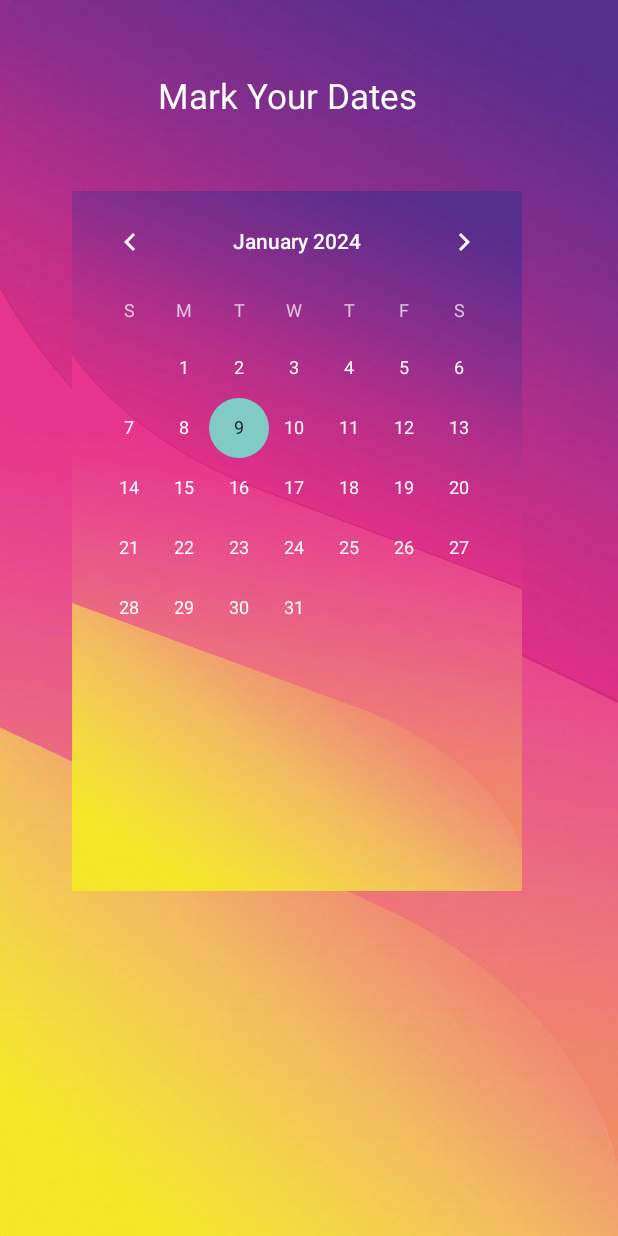
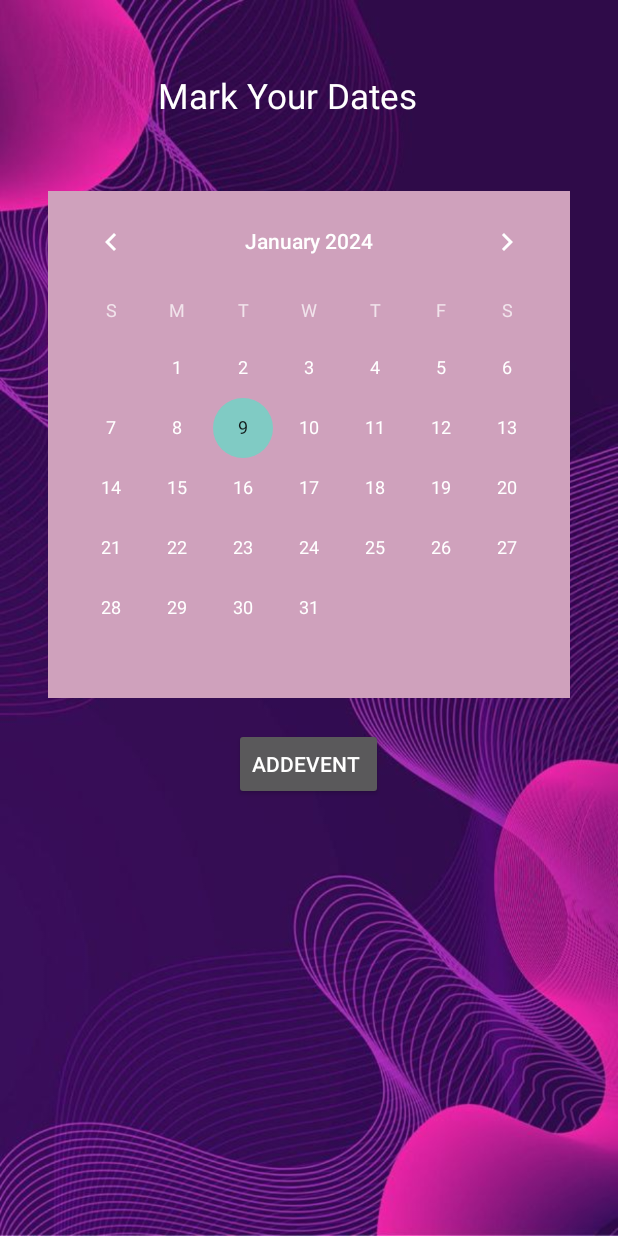
Before and after one commit to MansiBhayade/EventPro, an Android app: the layout calender.xml on its own in the app's theme, with its tools: preview values and no code run, on a phone screen of 412 x 824 dp. Run offline under Robolectric (Android 15) with nearby library versions, the phone set to English and light mode, and no system bars.

Commit message:
Update files

```diff
--- a/app/src/main/res/layout/calender.xml
+++ b/app/src/main/res/layout/calender.xml
@@ -4,35 +4,38 @@
     xmlns:tools="http://schemas.android.com/tools"
     android:layout_width="match_parent"
     android:layout_height="match_parent"
-    tools:context=".MainActivity"
+    android:background="@drawable/img4"
     android:orientation="vertical"
-    android:background="@drawable/img1"
-    >
+    tools:context=".MainActivity">
 
     <TextView
         android:id="@+id/myDate"
         android:layout_width="wrap_content"
         android:layout_height="wrap_content"
+        android:layout_marginLeft="105dp"
+        android:layout_marginTop="48dp"
+        android:layout_marginBottom="48dp"
         android:text="Mark Your Dates"
         android:textAlignment="center"
         android:textColor="#FFF"
-        android:textSize="23sp"
-        android:layout_marginLeft="105dp"
-        android:layout_marginTop="48dp"
-        />
-    <LinearLayout
-        android:background="@drawable/img1"
-        android:layout_marginTop="48dp"
-        android:layout_marginBottom="230dp"
-        android:layout_marginLeft="48dp"
-        android:layout_width="300dp"
-        android:layout_height="wrap_content">
+        android:textSize="23sp" />
 
-        <CalendarView
-            android:layout_width="wrap_content"
-            android:layout_height="320dp"
-             />
 
-    </LinearLayout>
+    <CalendarView
+        android:id="@+id/calendarView"
+        android:layout_width="wrap_content"
+        android:layout_height="wrap_content"
+        android:layout_gravity="center"
+        android:background="#cfa1bc" />
+
+    <Button
+        android:id="@+id/myButton"
+        android:layout_width="wrap_content"
+        android:layout_height="wrap_content"
+        android:layout_gravity="center"
+        android:layout_margin="20dp"
+        android:layout_marginTop="20dp"
+        android:text="AddEvent " />
+
 
 </LinearLayout>
```
Also changed, not shown: app/src/main/java/com/example/eventpro/Calendar.java (+53 -1 lines).
